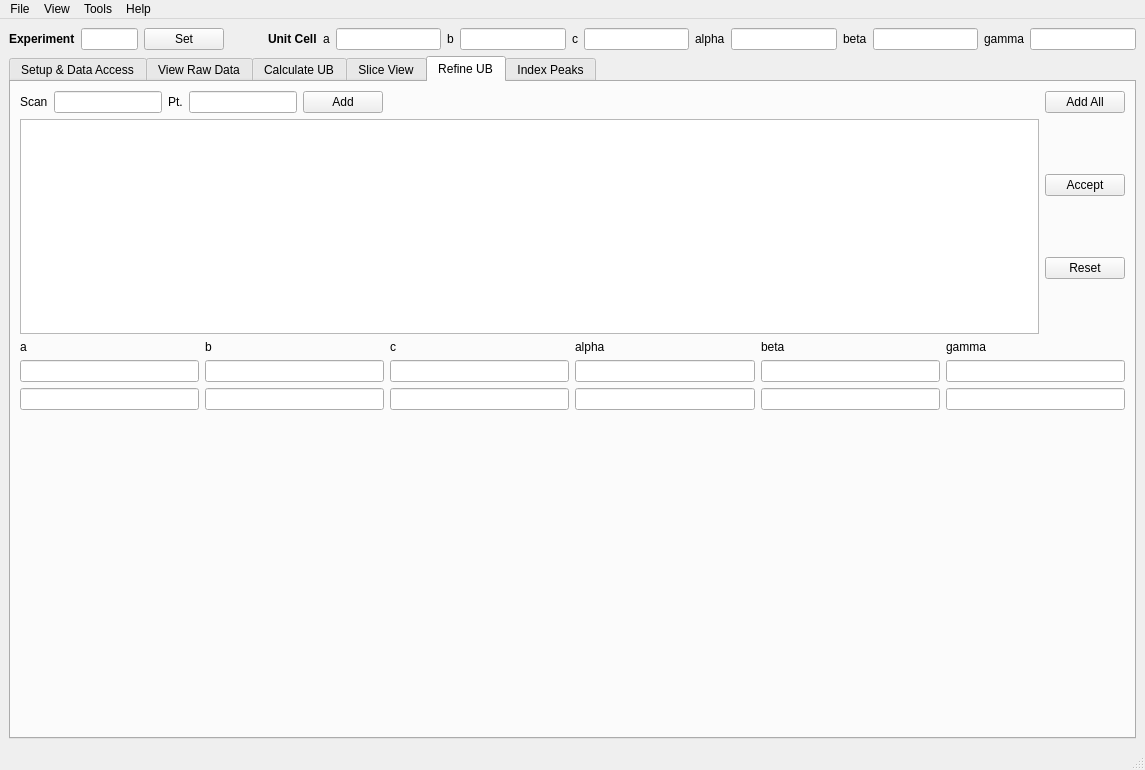
Above: Code/Mantid/scripts/HFIR_4Circle_Reduction/MainWindow.ui from mantidproject/mantid before the change. Below: the same form after it.
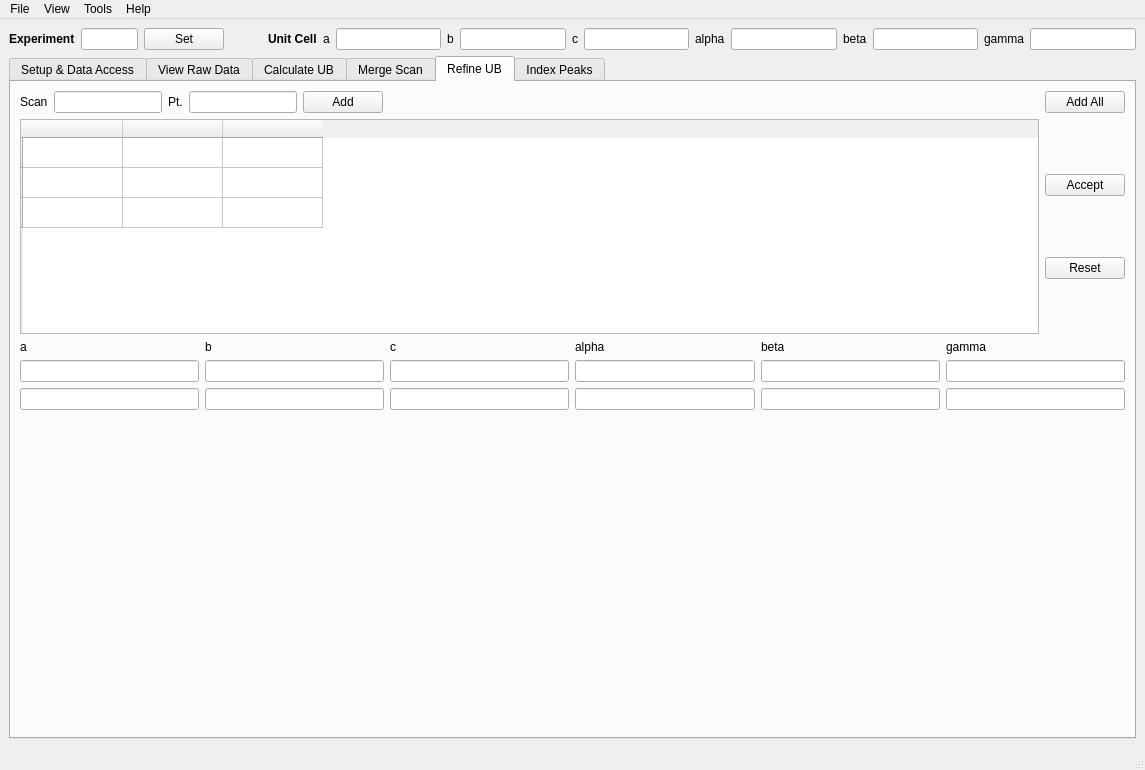
That is the form after the change. The open tabs and pages were chosen to show the change. Custom widgets are drawn as their Qt base class.

Commit message: Refs #12122. Implemented merging pts within scan.

What changed in the file:
```diff
--- a/Code/Mantid/scripts/HFIR_4Circle_Reduction/MainWindow.ui
+++ b/Code/Mantid/scripts/HFIR_4Circle_Reduction/MainWindow.ui
@@ -1446,7 +1446,7 @@
           </widget>
           <widget class="QWidget" name="tab_advsetup">
            <attribute name="title">
-            <string>Slice View</string>
+            <string>Merge Scan</string>
            </attribute>
            <layout class="QHBoxLayout" name="horizontalLayout_2">
             <item>
@@ -1806,7 +1806,38 @@
               <item>
                <layout class="QHBoxLayout" name="horizontalLayout_15">
                 <item>
-                 <widget class="UBMatrixTable" name="tableWidget_refinedUB"/>
+                 <widget class="UBMatrixTable" name="tableWidget_refinedUB">
+                  <row>
+                   <property name="text">
+                    <string/>
+                   </property>
+                  </row>
+                  <row>
+                   <property name="text">
+                    <string/>
+                   </property>
+                  </row>
+                  <row>
+                   <property name="text">
+                    <string/>
+                   </property>
+                  </row>
+                  <column>
+                   <property name="text">
+                    <string/>
+                   </property>
+                  </column>
+                  <column>
+                   <property name="text">
+                    <string/>
+                   </property>
+                  </column>
+                  <column>
+                   <property name="text">
+                    <string/>
+                   </property>
+                  </column>
+                 </widget>
                 </item>
                 <item>
                  <layout class="QVBoxLayout" name="verticalLayout_7"/>
```
Left out of the diff: 37 changed lines with no effect on the pictures. The commit also changes 4 other files.
